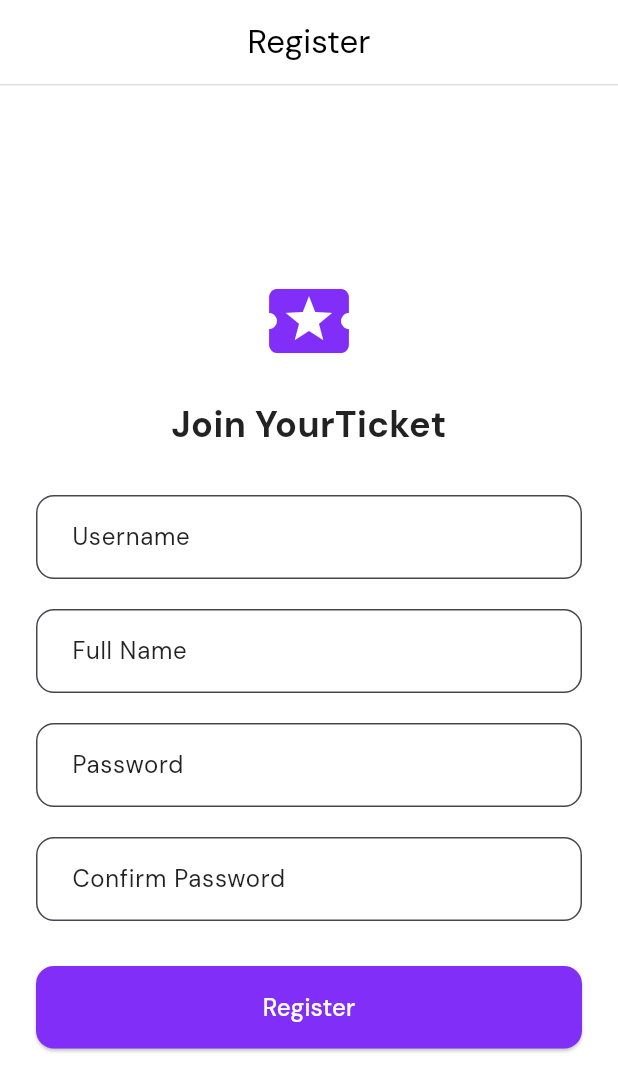
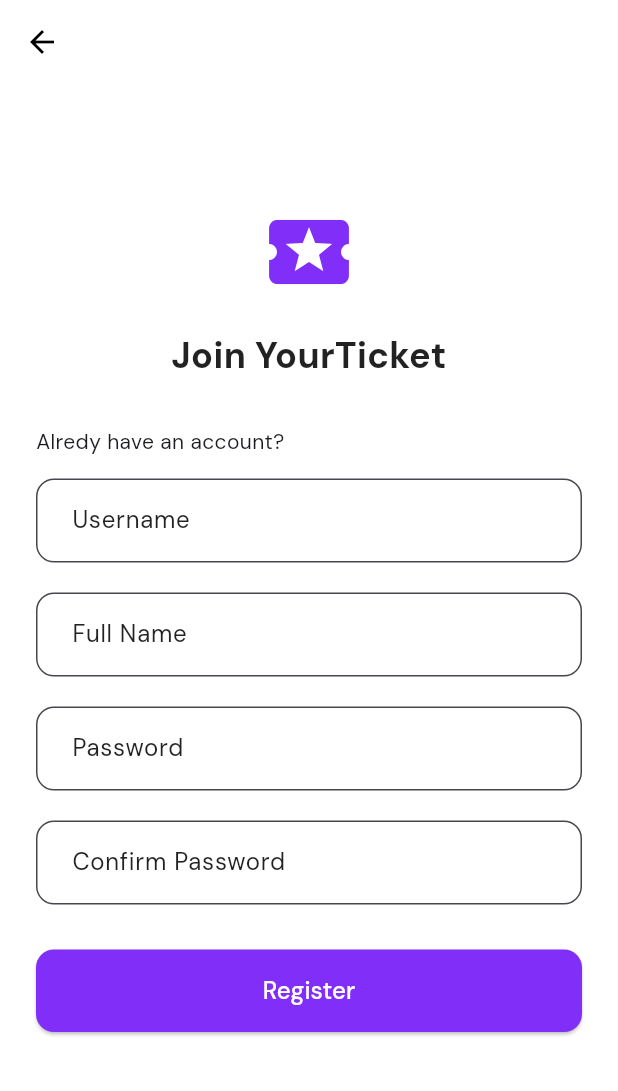
Before and after one commit to JevDev2304/yourTicket, a Flutter app: the RegisterScreen screen opened by its route, on a phone screen of 412 x 824 dp. Shown: the top 1091 px of the screen. Run offline on Flutter 3.47's test engine with Material 3 defaults, Android fonts, the phone set to English and light mode, and no system bars; our stand-ins replace go_router, google_fonts; network calls fail.

```diff
--- a/lib/ui/navigation/widgets/main_scaffold.dart
+++ b/lib/ui/navigation/widgets/main_scaffold.dart
@@ -13,7 +13,6 @@ class MainScaffold extends StatelessWidget {
     if (location.startsWith('/home')) return 0;
     if (location.startsWith('/my_purchases')) return 1;
     if (location.startsWith('/profile')) return 2;
-    if (location.startsWith('/categories')) return 3;
     return 0;
   }
 
@@ -27,9 +26,6 @@ class MainScaffold extends StatelessWidget {
         break;
       case 2:
         context.go('/profile');
-        break;
-      case 3:
-        context.go('/categories');
         break;
     }
   }
--- a/lib/ui/register/register_screen.dart
+++ b/lib/ui/register/register_screen.dart
@@ -29,22 +29,38 @@ class RegisterScreen extends StatelessWidget {
 
     return Scaffold(
       backgroundColor: Colors.white,
+      extendBodyBehindAppBar: true,
+
       appBar: AppBar(
-        backgroundColor: Colors.white,
+        backgroundColor: Colors.transparent,
         elevation: 0,
-        foregroundColor: Colors.black,
-        title: const Text('Register'),
-        centerTitle: true,
-        bottom: PreferredSize(
-          preferredSize: const Size.fromHeight(1),
-          child: Container(
-            color: Colors.grey.shade300,
-            height: 1,
+        leading: Container(
+          margin: EdgeInsets.all(8),
+          decoration: BoxDecoration(
+            shape: BoxShape.circle,
+            color: Colors.white,
+          ),
+          child: IconButton(
+            icon: Icon(Icons.arrow_back, color: Colors.black),
+            onPressed: () => context.pop(),
           ),
         ),
       ),
 
-
+      // appBar: AppBar(
+      //   backgroundColor: Colors.white,
+      //   elevation: 0,
+      //   foregroundColor: Colors.black,
+      //   title: const Text('Register'),
+      //   centerTitle: true,
+      //   bottom: PreferredSize(
+      //     preferredSize: const Size.fromHeight(1),
+      //     child: Container(
+      //       color: Colors.grey.shade300,
+      //       height: 1,
+      //     ),
+      //   ),
+      // ),
       body: Center(
         child: SingleChildScrollView(
           padding: const EdgeInsets.all(24),
@@ -63,13 +79,11 @@ class RegisterScreen extends StatelessWidget {
                 textAlign: TextAlign.center,
               ),
               const SizedBox(height: 30),
-              TextFormField(
-                decoration: inputStyle('Username'),
-              ),
+              const Text('Alredy have an account?'),
+              const SizedBox(height: 15),
+              TextFormField(decoration: inputStyle('Username')),
               const SizedBox(height: 20),
-              TextFormField(
-                decoration: inputStyle('Full Name'),
-              ),
+              TextFormField(decoration: inputStyle('Full Name')),
               const SizedBox(height: 20),
               TextFormField(
                 obscureText: true,
```
Also changed, not shown: lib/ui/login/login_screen.dart (+23 -17 lines), lib/ui/search/search_screen.dart (added). Lines whose indentation alone changed are shown as unchanged.
